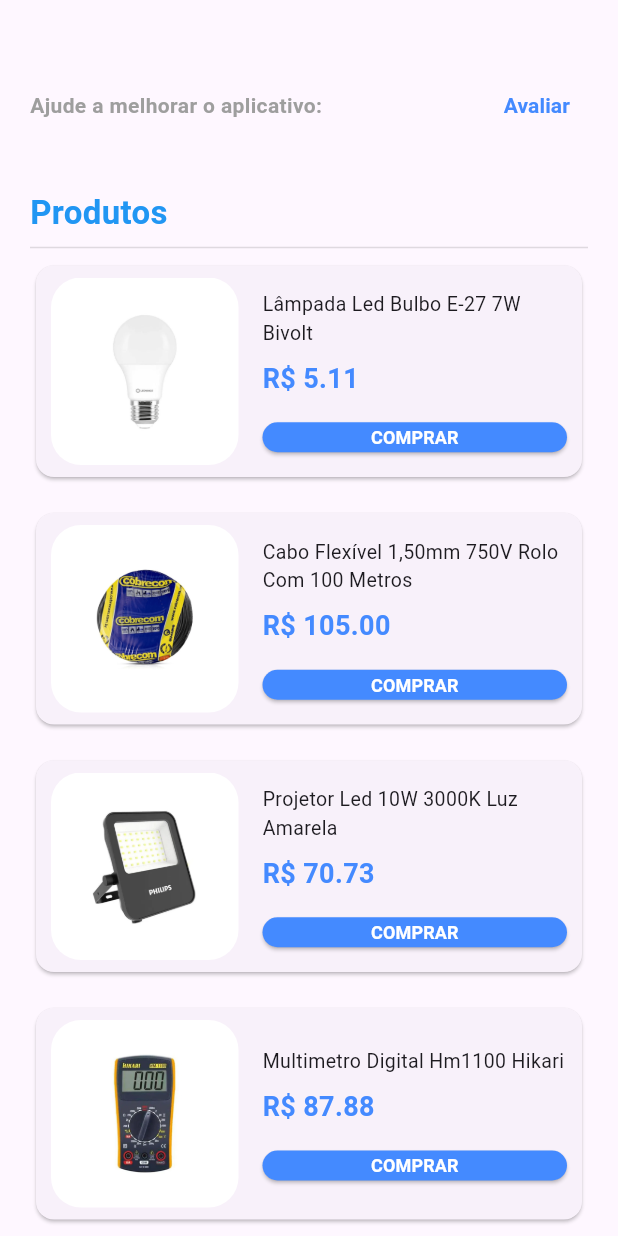
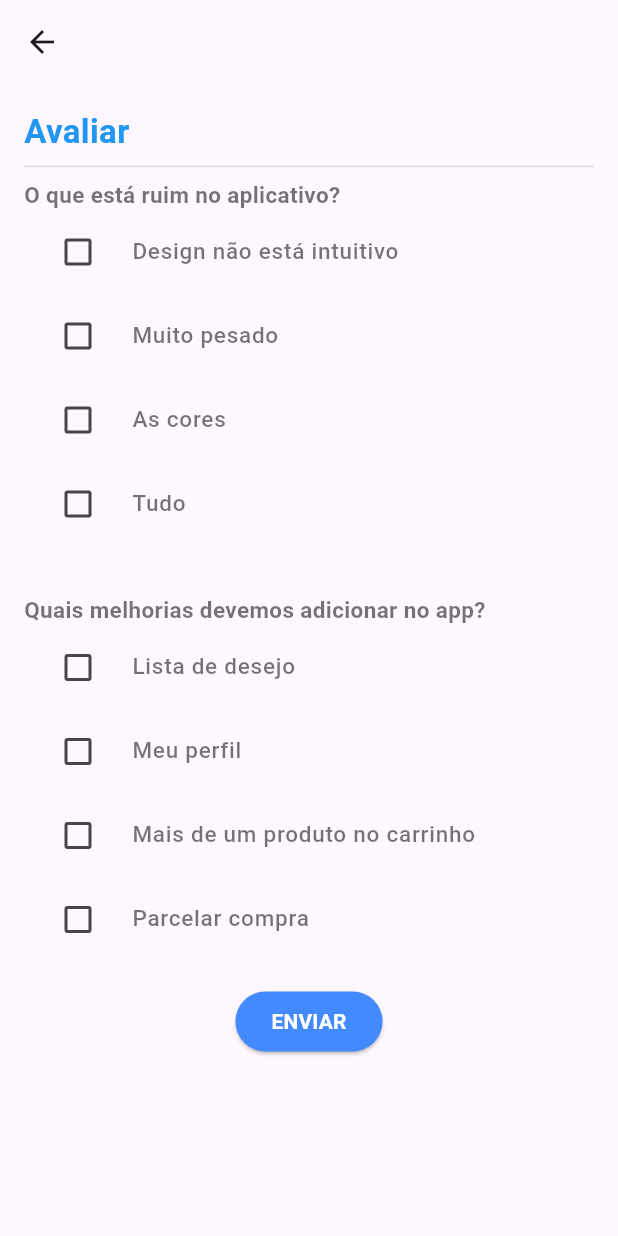
Before and after one commit to ThHenrique/fa-mobile-II, a Flutter app: the HomeScreen screen opened directly, after a tap on "Avaliar", on a phone screen of 412 x 824 dp. Run offline on Flutter 3.47's test engine with Material 2 defaults, Android fonts, the phone set to English and light mode, and no system bars.

Commit message:
evaluation screen

```diff
--- /dev/null
+++ b/lib/screens/evaluation/evaluation_screen.dart
@@ -0,0 +1,160 @@
+import 'package:flutter/material.dart';
+
+class EvaluationScreen extends StatefulWidget {
+  const EvaluationScreen({super.key});
+
+  @override
+  EvaluationState createState() => EvaluationState();
+}
+
+class EvaluationState extends State<EvaluationScreen> {
+  List<String> list = ['Design não está intuitivo', 'Muito pesado', 'As cores', 'Tudo'];
+  List<String> features = ['Lista de desejo', 'Meu perfil', 'Mais de um produto no carrinho', 'Parcelar compra'];
+  List<String> selectedList = [];
+  List<String> selectedFeatures = [];
+
+  void updateList(String option, bool selected) {
+    setState(() {
+      if (selected) {
+        selectedList.add(option);
+      } else {
+        selectedList.remove(option);
+      }
+    });
+  }
+
+  void updateFeatures(String option, bool selected) {
+    setState(() {
+      if (selected) {
+        selectedFeatures.add(option);
+      } else {
+        selectedFeatures.remove(option);
+      }
+    });
+  }
+
+  void mostrarSelecoes() {
+    showDialog(
+      context: context,
+      builder: (BuildContext context) {
+        return AlertDialog(
+          title: const Text('Opções Selecionadas'),
+          content: Column(
+            crossAxisAlignment: CrossAxisAlignment.start,
+            mainAxisSize: MainAxisSize.min,
+            children: [
+              Text('Coisas ruins: ${selectedList.join(", ")}'),
+              Text('Melhorias: ${selectedFeatures.join(", ")}'),
+            ],
+          ),
+          actions: [
+            TextButton(
+              onPressed: () {
+                Navigator.of(context).pop();
+              },
+              child: const Text('Fechar'),
+            ),
+          ],
+        );
+      },
+    );
+  }
+
+  @override
+  Widget build(BuildContext context) {
+    return Scaffold(
+      appBar: AppBar(),
+      body: Padding(
+          padding: const EdgeInsets.all(16.0),
+          child: SingleChildScrollView(
+            child: Column(
+              crossAxisAlignment: CrossAxisAlignment.start,
+              children: [
+                const Text(
+                  'Avaliar',
+                  style: TextStyle(
+                    fontSize: 22,
+                    color: Colors.blue,
+                    fontWeight: FontWeight.bold,
+                  ),
+                ),
+                const Divider(
+                  thickness: 1,
+                  endIndent: 0,
+                  color: Colors.black12,
+                ),
+                const Text(
+                  'O que está ruim no aplicativo?',
+                  style: TextStyle(
+                    fontSize: 15,
+                    fontWeight: FontWeight.bold,
+                    color: Colors.black54,
+                  ),
+                ),
+                Column(
+                  children: list.map((option) {
+                    return CheckboxListTile(
+                      controlAffinity: ListTileControlAffinity.leading,
+                      title: Text(
+                        option,
+                        style: const TextStyle(
+                          fontSize: 15,
+                          fontWeight: FontWeight.w500,
+                          color: Colors.black54,
+                        ),
+                      ),
+                      value: selectedList.contains(option),
+                      onChanged: (bool? selected) {
+                        updateList(option, selected!);
+                      },
+                    );
+                  }).toList(),
+                ),
+                const SizedBox(height: 32),
+                const Text(
+                  'Quais melhorias devemos adicionar no app?',
+                  style: TextStyle(
+                    fontSize: 15,
+                    fontWeight: FontWeight.bold,
+                    color: Colors.black54,
+                  ),
+                ),
+                Column(
+                  children: features.map((option) {
+                    return CheckboxListTile(
+                      controlAffinity: ListTileControlAffinity.leading,
+                      title: Text(
+                        option,
+                        style: const TextStyle(
+                          fontSize: 15,
+                          fontWeight: FontWeight.w500,
+                          color: Colors.black54,
+                        ),
+                      ),
+                      value: selectedFeatures.contains(option),
+                      onChanged: (bool? selected) {
+                        updateFeatures(option, selected!);
+                      },
+                    );
+                  }).toList(),
+                ),
+                const SizedBox(height: 16),
+                Center(
+                  child: ElevatedButton(
+                    onPressed: mostrarSelecoes,
+                    style: ElevatedButton.styleFrom(backgroundColor: Colors.blueAccent),
+                    child: const Text(
+                      'ENVIAR',
+                      style: TextStyle(
+                        fontWeight: FontWeight.bold,
+                        color: Colors.white,
+                      ),
+                    ),
+                  ),
+                )
+              ],
+            ),
+          )),
+    );
+  }
+}
--- a/lib/screens/home/home_screen.dart
+++ b/lib/screens/home/home_screen.dart
@@ -1,4 +1,5 @@
 import 'package:flutter/material.dart';
+import 'package:form_widget/screens/evaluation/evaluation_screen.dart';
 import 'package:form_widget/shared/models/product_model.dart';
 import 'package:form_widget/shared/widgets/product_card_widget.dart';
 
@@ -10,12 +11,16 @@
   HomeState createState() => HomeState();
 }
 
-// classe que contém os widgets
 class HomeState extends State<HomeScreen> {
   final List<Product> products = Product.getProducts();
 
-  void goReting() {
-    return;
+  void goEvaluation() {
+    Navigator.push(
+      context,
+      MaterialPageRoute(builder: (BuildContext context) {
+        return const EvaluationScreen();
+      }),
+    );
   }
 
   @override
@@ -39,7 +44,7 @@
                   ),
                 ),
                 TextButton(
-                  onPressed: goReting,
+                  onPressed: goEvaluation,
                   child: const Text(
                     'Avaliar',
                     style: TextStyle(
```
